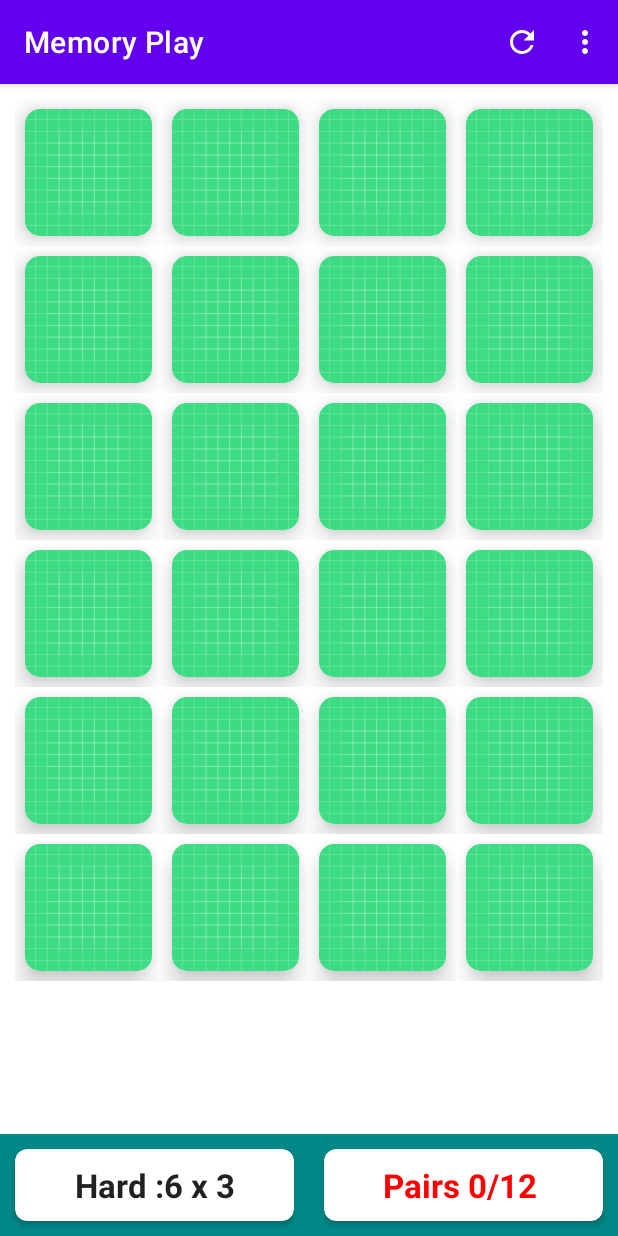
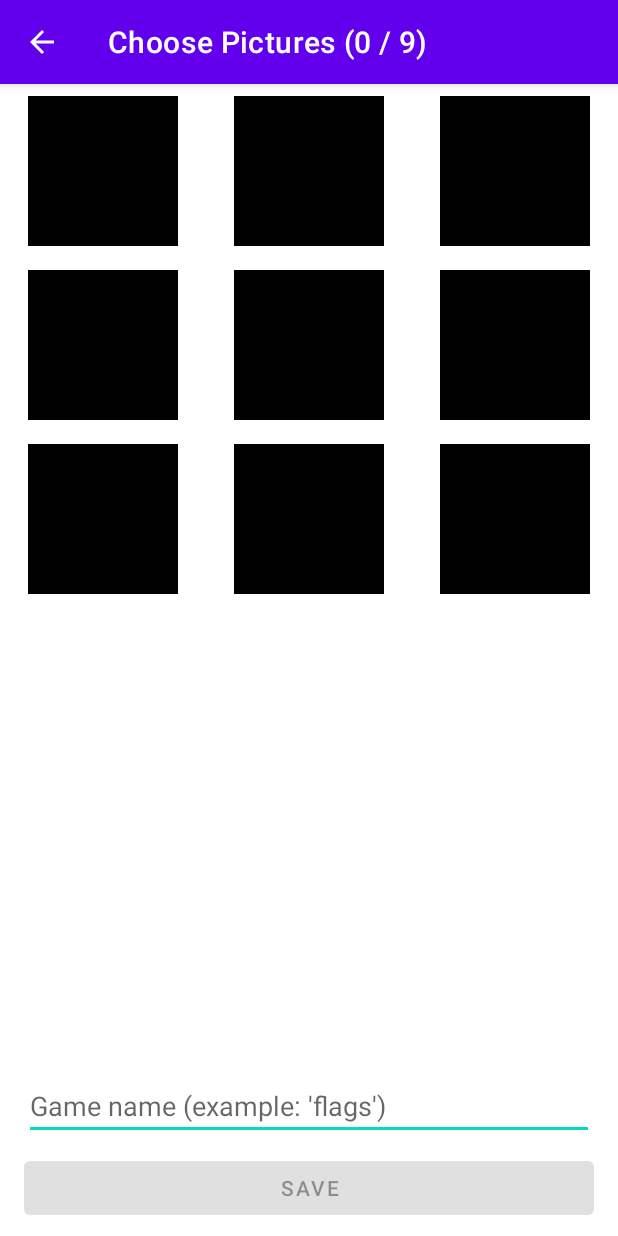
Before and after one commit to ashgautamDev/MemoryPlay, an Android app: the screen it shows after launch (MainActivity before the commit, CreateActivity after it), on a phone screen of 412 x 824 dp. Run offline under Robolectric (Android 15) with nearby library versions, the phone set to English and light mode, and no system bars.

Commit message:
Custome Game Functionality

```diff
--- a/app/src/main/AndroidManifest.xml
+++ b/app/src/main/AndroidManifest.xml
@@ -1,6 +1,8 @@
 <?xml version="1.0" encoding="utf-8"?>
 <manifest xmlns:android="http://schemas.android.com/apk/res/android"
     package="com.example.memoryplay">
+
+    <uses-permission android:name="android.permission.READ_EXTERNAL_STORAGE" />
 
     <application
         android:allowBackup="true"
@@ -9,6 +11,7 @@
         android:roundIcon="@mipmap/ic_launcher_round"
         android:supportsRtl="true"
         android:theme="@style/Theme.MemoryPlay">
+        <activity android:name=".CreateActivity"></activity>
         <activity android:name=".MainActivity">
             <intent-filter>
                 <action android:name="android.intent.action.MAIN" />
--- /dev/null
+++ b/app/src/main/java/com/example/memoryplay/CreateActivity.kt
@@ -0,0 +1,192 @@
+package com.example.memoryplay
+
+import android.content.Intent
+import android.content.pm.PackageManager
+import android.graphics.Bitmap
+import android.graphics.ImageDecoder
+import android.net.Uri
+import android.os.Build
+import android.os.Bundle
+import android.provider.MediaStore
+import android.text.Editable
+import android.text.InputFilter
+import android.text.TextWatcher
+import android.util.Log
+import android.view.MenuItem
+import android.widget.Button
+import android.widget.EditText
+import android.widget.Toast
+import androidx.appcompat.app.AppCompatActivity
+import androidx.recyclerview.widget.GridLayoutManager
+import androidx.recyclerview.widget.RecyclerView
+import com.example.memoryplay.Utils.BitmapScaler
+import com.example.memoryplay.Utils.EXTRA_BOARD_SIZE
+import com.example.memoryplay.Utils.isPermissionGranted
+import com.example.memoryplay.Utils.requestPermission
+import com.example.memoryplay.modles.BoardSize
+import java.io.ByteArrayOutputStream
+
+class CreateActivity : AppCompatActivity() {
+
+    private lateinit var imagePickerAdapter: ImagePickerAdapter
+    private lateinit var boardSize: BoardSize
+
+    private var numberOfImageRequired = -1
+    private val choosenImageUris = mutableListOf<Uri>()
+
+    private lateinit var btnSave: Button
+    private lateinit var etGameName: EditText
+    private lateinit var rvImagePicker: RecyclerView
+
+
+    companion object {
+        private const val TAG = "create activity"
+        private const val PICS_CODE = 3007
+        private const val PHOTOS_REQUEST_CODE = 2000
+        private const val READ_PHOTOS_PERMISSION = android.Manifest.permission.READ_EXTERNAL_STORAGE
+        private const val MAX_SIZE_LENGTH = 13
+        private const val MIN_SIZE_LENGTH = 3
+    }
+
+    override fun onCreate(savedInstanceState: Bundle?) {
+        super.onCreate(savedInstanceState)
+        setContentView(R.layout.activity_create)
+
+        btnSave = findViewById(R.id.btnSaveGame)
+        etGameName = findViewById(R.id.etGameName)
+        rvImagePicker = findViewById(R.id.rvImagePicker)
+
+        btnSave.setOnClickListener {
+            saveGameToFirbase()
+        }
+        etGameName.filters = arrayOf(InputFilter.LengthFilter(MAX_SIZE_LENGTH))
+        etGameName.addTextChangedListener(object : TextWatcher {
+            override fun beforeTextChanged(p0: CharSequence?, p1: Int, p2: Int, p3: Int) {
+                btnSave.isEnabled = shouldEnableSaveButton()
+            }
+
+            override fun onTextChanged(p0: CharSequence?, p1: Int, p2: Int, p3: Int) {}
+            override fun afterTextChanged(p0: Editable?) {}
+        })
+        supportActionBar?.setDisplayHomeAsUpEnabled(true)
+        boardSize = intent.getSerializableExtra(EXTRA_BOARD_SIZE) as BoardSize
+        numberOfImageRequired = boardSize.numOfPairs()
+        supportActionBar?.title = "Choose Pictures (0 / $numberOfImageRequired) "
+
+        imagePickerAdapter = ImagePickerAdapter(
+            this,
+            choosenImageUris,
+            boardSize,
+            object : ImagePickerAdapter.ImageClickListner {
+                override fun onPlaceholderClicker() {
+                    // launch the intents for chosing the photos
+                    if (isPermissionGranted(this@CreateActivity, READ_PHOTOS_PERMISSION)) {
+                        launchIntentForPics()
+                    } else {
+                        requestPermission(
+                            this@CreateActivity,
+                            READ_PHOTOS_PERMISSION,
+                            PHOTOS_REQUEST_CODE
+                        )
+                    }
+                }
+            })
+
+        rvImagePicker.adapter = imagePickerAdapter
+        rvImagePicker.setHasFixedSize(true)
+        rvImagePicker.layoutManager = GridLayoutManager(this, boardSize.getColums())
+    }
+
+
+    override fun onRequestPermissionsResult(
+        requestCode: Int,
+        permissions: Array<out String>,
+        grantResults: IntArray
+    ) {
+        if (requestCode == PHOTOS_REQUEST_CODE) {
+            if (grantResults.isNotEmpty() && grantResults[0] == PackageManager.PERMISSION_GRANTED) {
+                launchIntentForPics()
+            } else {
+                Toast.makeText(
+                    this,
+                    "To create custom game you should give permissin to use external storage",
+                    Toast.LENGTH_LONG
+                ).show()
+            }
+        }
+        super.onRequestPermissionsResult(requestCode, permissions, grantResults)
+    }
+
+    override fun onActivityResult(requestCode: Int, resultCode: Int, data: Intent?) {
+        super.onActivityResult(requestCode, resultCode, data)
+        if (requestCode != PICS_CODE || resultCode != RESULT_OK || data == null) {
+            Log.wtf(TAG, "onActivityResult: did not get data from this activity")
+            return
+        }
+        Log.i(TAG, "onActivityResult: ")
+        val selectedUri = data.data
+        val clipData = data.clipData
+        if (clipData != null) {
+            Log.i(TAG, "clipData numImages ${clipData.itemCount}: $clipData")
+            for (i in 0 until clipData.itemCount) {
+                val clipItem = clipData.getItemAt(i)
+                if (choosenImageUris.size < numberOfImageRequired) {
+                    choosenImageUris.add(clipItem.uri)
+                }
+            }
+        } else if (selectedUri != null) {
+            choosenImageUris.add(selectedUri)
+        }
+        imagePickerAdapter.notifyDataSetChanged()
+        supportActionBar?.title = "Choose pics (${choosenImageUris.size} / $numberOfImageRequired)"
+        btnSave.isEnabled = shouldEnableSaveButton()
+    }
+
+    private fun getImageByteArray(photoUri: Uri): ByteArray {
+        val originalBitmap = if (Build.VERSION.SDK_INT >= Build.VERSION_CODES.P) {
+            val source = ImageDecoder.createSource(contentResolver, photoUri)
+            ImageDecoder.decodeBitmap(source)
+        } else {
+            MediaStore.Images.Media.getBitmap(contentResolver, photoUri)
+        }
+        Log.i(TAG, "Original width ${originalBitmap.width} and height ${originalBitmap.height}")
+        val scaledBitmap = BitmapScaler.scaleToFitHeight(originalBitmap, 250)
+        Log.i(TAG, "Scaled width ${scaledBitmap.width} and height ${scaledBitmap.height}")
+        val byteOutputStream = ByteArrayOutputStream()
+        scaledBitmap.compress(Bitmap.CompressFormat.JPEG, 60, byteOutputStream)
+        return byteOutputStream.toByteArray()
+    }
+
+    private fun saveGameToFirbase() {
+        Log.i(TAG, "You can save, custome game to the firebase")
+    }
+
+
+    private fun shouldEnableSaveButton(): Boolean {
+        if (choosenImageUris.size != numberOfImageRequired) {
+            return false
+        }
+        if (etGameName.text.isBlank() || etGameName.text.length < 3) {
+            return false
+        }
+        return true
+    }
+
+    override fun onOptionsItemSelected(item: MenuItem): Boolean {
+        if (item.itemId == android.R.id.home) {
+            finish()
+            return true
+        }
+        return super.onOptionsItemSelected(item)
+    }
+
+    private fun launchIntentForPics() {
+        val intent = Intent(Intent.ACTION_PICK)
+        intent.type = "image/*"
+        intent.putExtra(Intent.EXTRA_ALLOW_MULTIPLE, true)
+        startActivityForResult(Intent.createChooser(intent, "Choose pics"), PICS_CODE)
+
+    }
+
+
+}
--- /dev/null
+++ b/app/src/main/java/com/example/memoryplay/ImagePickerAdapter.kt
@@ -0,0 +1,69 @@
+package com.example.memoryplay
+
+import android.content.Context
+import android.net.Uri
+import android.util.Log
+import android.view.LayoutInflater
+import android.view.View
+import android.view.ViewGroup
+import android.widget.ImageView
+import androidx.recyclerview.widget.RecyclerView
+import com.example.memoryplay.modles.BoardSize
+import kotlin.math.min
+
+
+class ImagePickerAdapter(
+    private val context: Context,
+    private val imageURIs: List<Uri>,
+    private val boardSize: BoardSize,
+    private val imageClickListner: ImageClickListner
+
+) : RecyclerView.Adapter<ImagePickerAdapter.NewViewHolder>() {
+    interface ImageClickListner {
+        fun onPlaceholderClicker()
+    }
+
+    companion object {
+        private const val TAG = "ImagePickerAdapter"
+    }
+
+    override fun onCreateViewHolder(parent: ViewGroup, viewType: Int): NewViewHolder {
+
+        val view = LayoutInflater.from(context).inflate(R.layout.card_custom_images, parent, false)
+//        val cardWidth = parent.width / boardSize.getColums()
+//        val cardHeight = parent.height / boardSize.getRows()
+//        val cardSideLength = min(cardWidth, cardHeight)
+//        Log.i(TAG, "onCreateViewHolder $cardSideLength, $cardWidth, $cardHeight")
+//        val layoutParams = view.findViewById<ImageView>(R.id.customImage).layoutParams
+//        layoutParams.width = cardSideLength
+//        layoutParams.height = cardSideLength
+        return NewViewHolder(view)
+    }
+
+    override fun onBindViewHolder(holder: NewViewHolder, position: Int) {
+        if (position < imageURIs.size) {
+            holder.bind(imageURIs[position])
+        } else {
+            holder.bind()
+
+        }
+    }
+
+    override fun getItemCount() = boardSize.numOfPairs()
+
+    inner class NewViewHolder(itemView: View) : RecyclerView.ViewHolder(itemView) {
+        private val customImagePicker = itemView.findViewById<ImageView>(R.id.customImage)
+        fun bind(uri: Uri) {
+            customImagePicker.setImageURI(uri)
+            customImagePicker.setOnClickListener(null)
+        }
+
+        fun bind() {
+            customImagePicker.setOnClickListener {
+                Log.i(TAG, "bind: u can tap on card to select images")
+                imageClickListner.onPlaceholderClicker()
+            }
+        }
+
+    }
+}
--- a/app/src/main/java/com/example/memoryplay/MainActivity.kt
+++ b/app/src/main/java/com/example/memoryplay/MainActivity.kt
@@ -1,7 +1,9 @@
 package com.example.memoryplay
 
 import android.animation.ArgbEvaluator
+import android.content.Intent
 import android.os.Bundle
+import android.util.Log
 import android.view.LayoutInflater
 import android.view.Menu
 import android.view.MenuItem
@@ -16,6 +18,7 @@ import androidx.core.content.ContextCompat
 import androidx.recyclerview.widget.GridLayoutManager
 import androidx.recyclerview.widget.RecyclerView
 import com.example.memoryplay.Adapters.MemoryBoardAdapter
+import com.example.memoryplay.Utils.EXTRA_BOARD_SIZE
 import com.example.memoryplay.modles.BoardSize
 import com.example.memoryplay.modles.MemoryGame
 import com.google.android.material.snackbar.Snackbar
@@ -32,7 +35,8 @@ class MainActivity : AppCompatActivity() {
     private var boardSize: BoardSize = BoardSize.HARD
 
     companion object {
-        val TAG = "main activity"
+        private const val TAG = "main activity"
+        private const val REQUEST_CODE = 30
     }
 
     override fun onCreate(savedInstanceState: Bundle?) {
@@ -43,6 +47,9 @@ class MainActivity : AppCompatActivity() {
         tvMoves = findViewById(R.id.tvMoves)
         tvPairs = findViewById(R.id.tvPairs)
 
+        val intent = Intent(this, CreateActivity::class.java)
+        intent.putExtra(EXTRA_BOARD_SIZE, BoardSize.MEDIUM)
+        startActivity(intent)
         initRecylerview()
     }
 
@@ -71,8 +78,34 @@ class MainActivity : AppCompatActivity() {
                 showSizeDaialog()
                 return true
             }
+            R.id.CreateGameButton -> {
+                showsSizeForCreatingCustomeGame()
+                return true
+            }
         }
         return super.onOptionsItemSelected(item)
+    }
+
+    private fun showsSizeForCreatingCustomeGame() {
+        val newBoardSizeView =
+            LayoutInflater.from(this).inflate(R.layout.dialog_board_size, null, false)
+        val radioGroupSize = newBoardSizeView.findViewById<RadioGroup>(R.id.radioGroupSize)
+        //Intially checked to easy
+        radioGroupSize.check(R.id.btn_Easy)
+        showAlertDialog("Choose New Size", newBoardSizeView, View.OnClickListener {
+            val desiredBoardSize = when (radioGroupSize.checkedRadioButtonId) {
+                R.id.btn_Easy -> BoardSize.EASY
+                R.id.btn_medium -> BoardSize.MEDIUM
+                else -> BoardSize.HARD
+
+            }
+            Log.i(TAG, "showsSizeForCreatingCustomeGame: You Can Launch New Activity Here")
+            val intent = Intent(this, CreateActivity::class.java)
+            intent.putExtra(EXTRA_BOARD_SIZE, desiredBoardSize)
+            startActivityForResult(intent, REQUEST_CODE)
+
+        })
+
     }
 
     private fun showSizeDaialog() {
--- a/app/src/main/java/com/example/memoryplay/Utils/Constants.kt
+++ b/app/src/main/java/com/example/memoryplay/Utils/Constants.kt
@@ -2,7 +2,9 @@ package com.example.memoryplay.Utils
 
 import com.example.memoryplay.R
 
-val DEFAULT_ICONS =  listOf(
+const val EXTRA_GAME_NAME = "EXTRA_GAME_NAME"
+const val EXTRA_BOARD_SIZE = "EXTRA_BOARD_SIZE"
+val DEFAULT_ICONS = listOf(
     R.drawable.ic_alarm,
     R.drawable.ic_bulb,
     R.drawable.ic_car,
--- /dev/null
+++ b/app/src/main/res/layout/activity_create.xml
@@ -0,0 +1,52 @@
+<?xml version="1.0" encoding="utf-8"?>
+<androidx.constraintlayout.widget.ConstraintLayout xmlns:android="http://schemas.android.com/apk/res/android"
+    xmlns:app="http://schemas.android.com/apk/res-auto"
+    xmlns:tools="http://schemas.android.com/tools"
+    android:layout_width="match_parent"
+    android:layout_height="match_parent"
+    tools:context=".CreateActivity">
+
+    <Button
+        android:id="@+id/btnSaveGame"
+        android:layout_width="0dp"
+        android:layout_height="wrap_content"
+        android:layout_marginStart="16dp"
+        android:layout_marginEnd="16dp"
+        android:layout_marginBottom="8dp"
+        android:elevation="10dp"
+        android:enabled="false"
+        android:text="SAVE"
+        app:layout_constraintBottom_toBottomOf="parent"
+        app:layout_constraintEnd_toEndOf="parent"
+        app:layout_constraintStart_toStartOf="parent" />
+
+    <EditText
+        android:id="@+id/etGameName"
+        android:layout_width="match_parent"
+        android:layout_height="wrap_content"
+        android:layout_marginStart="16dp"
+        android:layout_marginEnd="16dp"
+        android:layout_marginBottom="8dp"
+        android:digits="1234567890abcdefghijklmnopqrstuvwxyz_-"
+        android:ems="10"
+        android:hint="Game name (example: 'flags')"
+        android:imeOptions="actionDone"
+        android:importantForAutofill="no"
+        android:inputType="text"
+        android:maxLines="1"
+        app:layout_constraintBottom_toTopOf="@+id/btnSaveGame"
+        app:layout_constraintEnd_toEndOf="parent"
+        app:layout_constraintHorizontal_bias="0.0"
+        app:layout_constraintStart_toStartOf="parent" />
+
+    <androidx.recyclerview.widget.RecyclerView
+        android:id="@+id/rvImagePicker"
+        android:layout_width="match_parent"
+        android:layout_height="0dp"
+        android:overScrollMode="never"
+        app:layout_constraintBottom_toTopOf="@+id/etGameName"
+        app:layout_constraintEnd_toEndOf="parent"
+        app:layout_constraintHorizontal_bias="0.0"
+        app:layout_constraintStart_toStartOf="parent"
+        app:layout_constraintTop_toTopOf="parent" />
+</androidx.constraintlayout.widget.ConstraintLayout>
--- /dev/null
+++ b/app/src/main/res/layout/card_custom_images.xml
@@ -0,0 +1,19 @@
+<?xml version="1.0" encoding="utf-8"?>
+<LinearLayout xmlns:android="http://schemas.android.com/apk/res/android"
+    xmlns:app="http://schemas.android.com/apk/res-auto"
+    xmlns:tools="http://schemas.android.com/tools"
+    android:layout_width="match_parent"
+    android:layout_height="wrap_content"
+    android:gravity="center"
+    android:orientation="vertical">
+
+    <ImageView
+        android:id="@+id/customImage"
+        android:layout_width="100dp"
+        android:layout_height="100dp"
+        android:layout_margin="8dp"
+        android:background="@color/black"
+        android:contentDescription="Memory card"
+        android:scaleType="centerCrop"
+        tools:srcCompat="@tools:sample/avatars" />
+</LinearLayout>
--- a/app/src/main/res/menu/miain_menu.xml
+++ b/app/src/main/res/menu/miain_menu.xml
@@ -5,12 +5,19 @@
     <item
         android:id="@+id/NewLevelButton"
         android:enabled="true"
-        android:title="New Level"
+        android:title="Choose Level"
         app:showAsAction="never" />
+    <item
+        android:id="@+id/CreateGameButton"
+        android:enabled="true"
+        android:title="Create New Game"
+        app:showAsAction="never" />
+
+
     <item
         android:id="@+id/refreshButton"
         android:enabled="true"
+        android:icon="@drawable/ic_refresh"
         android:title="Refresh"
-        android:icon="@drawable/ic_refresh"
         app:showAsAction="always" />
 </menu>
```
Also changed, not shown: app/src/main/java/com/example/memoryplay/Utils/BitmapScaler.kt (added, +18 -0 lines), app/src/main/java/com/example/memoryplay/Utils/Permission.kt (added, +19 -0 lines).
